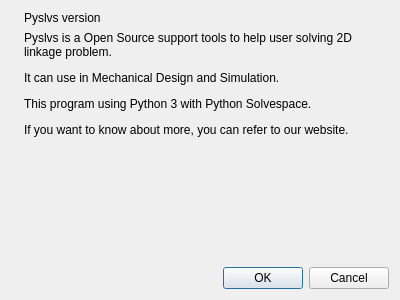
KmolYuan/Pyslvs-UI, file core/info/version.ui: the form before one commit.
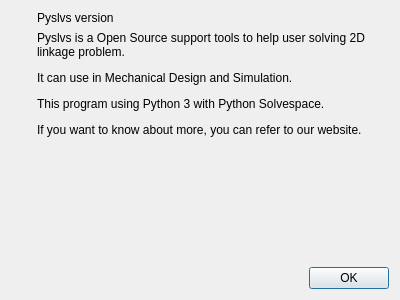
The form after the commit. Icons and pictures are not drawn.

The edit to the form file:
```diff
--- a/core/info/version.ui
+++ b/core/info/version.ui
@@ -41,10 +41,12 @@
   <property name="modal">
    <bool>true</bool>
   </property>
-  <layout class="QVBoxLayout" name="verticalLayout_2">
+  <layout class="QVBoxLayout" name="verticalLayout_3">
    <item>
     <layout class="QHBoxLayout" name="horizontalLayout">
      <item>
+      <layout class="QVBoxLayout" name="verticalLayout_2">
+       <item>
       <widget class="QLabel" name="label">
        <property name="sizePolicy">
         <sizepolicy hsizetype="Fixed" vsizetype="Preferred">
@@ -67,6 +69,21 @@
       </widget>
      </item>
      <item>
+        <spacer name="verticalSpacer">
+         <property name="orientation">
+          <enum>Qt::Vertical</enum>
+         </property>
+         <property name="sizeHint" stdset="0">
+          <size>
+           <width>20</width>
+           <height>40</height>
+          </size>
+         </property>
+        </spacer>
+       </item>
+      </layout>
+     </item>
+     <item>
       <layout class="QVBoxLayout" name="verticalLayout">
        <item>
         <widget class="QLabel" name="versionLabel">
@@ -83,6 +100,12 @@
        </item>
        <item>
         <widget class="QLabel" name="label_2">
+         <property name="sizePolicy">
+          <sizepolicy hsizetype="Expanding" vsizetype="Preferred">
+           <horstretch>0</horstretch>
+           <verstretch>0</verstretch>
+          </sizepolicy>
+         </property>
          <property name="whatsThis">
           <string>Version Info</string>
          </property>
@@ -105,7 +128,28 @@
     </layout>
    </item>
    <item>
+    <layout class="QHBoxLayout" name="horizontalLayout_2">
+     <item>
+      <spacer name="horizontalSpacer">
+       <property name="orientation">
+        <enum>Qt::Horizontal</enum>
+       </property>
+       <property name="sizeHint" stdset="0">
+        <size>
+         <width>40</width>
+         <height>20</height>
+        </size>
+       </property>
+      </spacer>
+     </item>
+     <item>
     <widget class="QDialogButtonBox" name="buttonBox">
+       <property name="sizePolicy">
+        <sizepolicy hsizetype="Fixed" vsizetype="Fixed">
+         <horstretch>0</horstretch>
+         <verstretch>0</verstretch>
+        </sizepolicy>
+       </property>
      <property name="whatsThis">
       <string>Click to exit</string>
      </property>
@@ -113,9 +157,11 @@
       <enum>Qt::Horizontal</enum>
      </property>
      <property name="standardButtons">
-      <set>QDialogButtonBox::Cancel|QDialogButtonBox::Ok</set>
-     </property>
-    </widget>
+        <set>QDialogButtonBox::Ok</set>
+       </property>
+      </widget>
+     </item>
+    </layout>
    </item>
   </layout>
  </widget>
```
Lines whose indentation alone changed are shown as unchanged.
